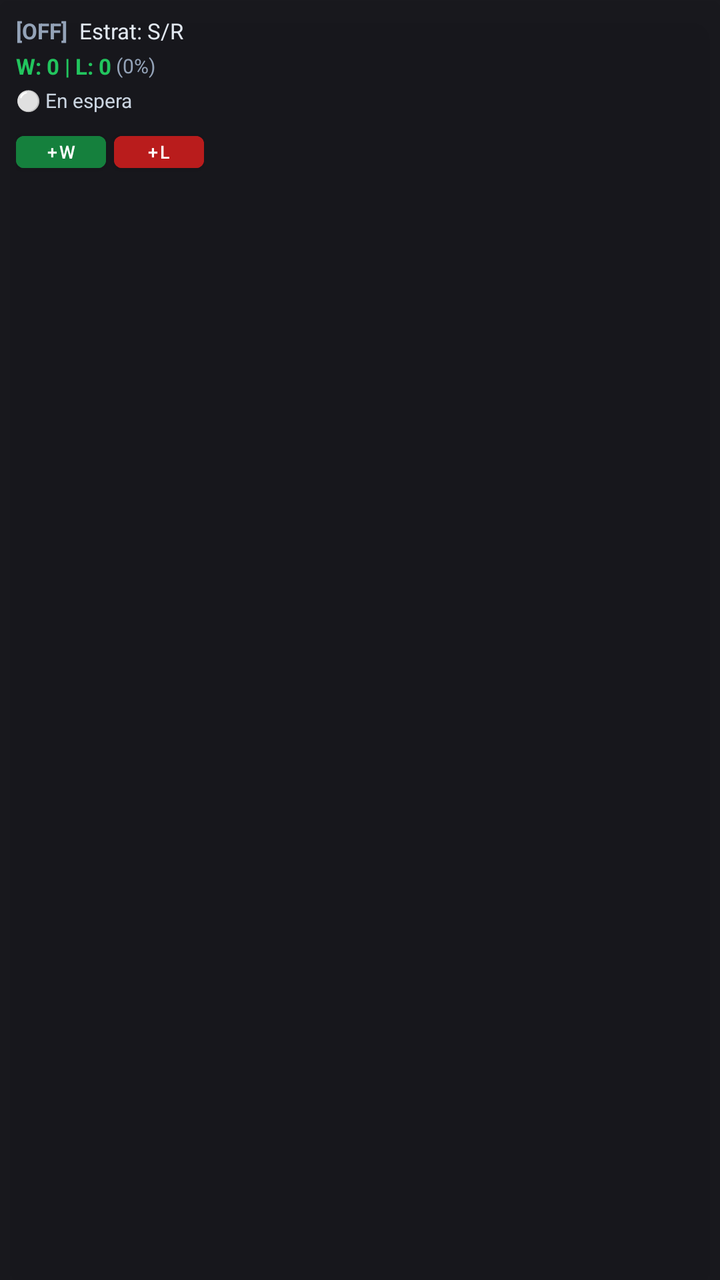
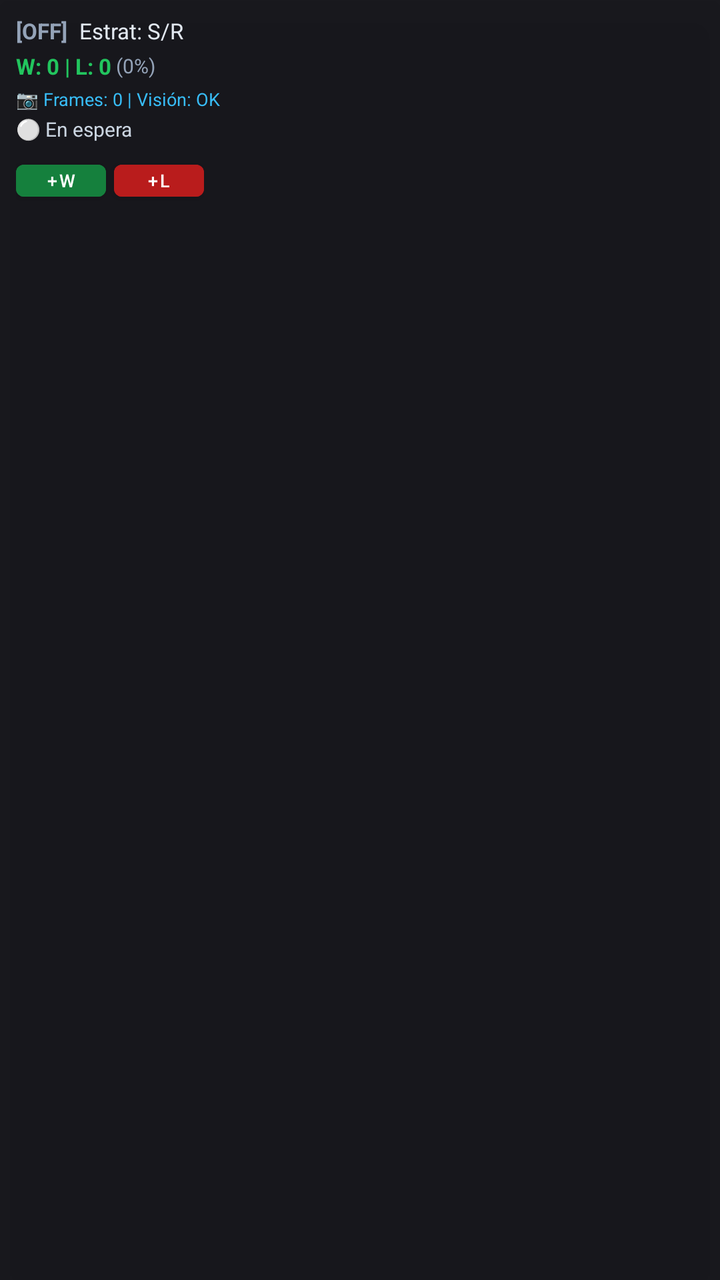

The first picture is an Android layout as it rendered before a commit; the second is the same layout after the commit. The layout source and the unified diff follow.
<!-- AndroidManifest.xml: application theme Theme.TradeDraw -->
<!-- res/layout/layout_trading_hud.xml -->
<?xml version="1.0" encoding="utf-8"?>
<LinearLayout xmlns:android="http://schemas.android.com/apk/res/android"
    android:id="@+id/hud_root"
    android:layout_width="wrap_content"
    android:layout_height="wrap_content"
    android:orientation="vertical"
    android:background="#EE0a0a0f"
    android:padding="8dp"
    android:elevation="16dp">

    
    <LinearLayout
        android:layout_width="wrap_content"
        android:layout_height="wrap_content"
        android:orientation="horizontal"
        android:gravity="center_vertical">

        <TextView
            android:id="@+id/hud_mode"
            android:layout_width="wrap_content"
            android:layout_height="wrap_content"
            android:text="[OFF]"
            android:textColor="#94a3b8"
            android:textSize="11sp"
            android:textStyle="bold"
            android:paddingEnd="6dp" />

        <TextView
            android:id="@+id/hud_strategy"
            android:layout_width="wrap_content"
            android:layout_height="wrap_content"
            android:text="Estrat: S/R"
            android:textColor="#e2e8f0"
            android:textSize="11sp" />
    </LinearLayout>

    
    <LinearLayout
        android:layout_width="wrap_content"
        android:layout_height="wrap_content"
        android:orientation="horizontal"
        android:gravity="center_vertical"
        android:layout_marginTop="3dp">

        <TextView
            android:id="@+id/hud_stats"
            android:layout_width="wrap_content"
            android:layout_height="wrap_content"
            android:text="W: 0 | L: 0"
            android:textColor="#22c55e"
            android:textSize="11sp"
            android:textStyle="bold" />

        <TextView
            android:id="@+id/hud_winrate"
            android:layout_width="wrap_content"
            android:layout_height="wrap_content"
            android:text=" (0%)"
            android:textColor="#94a3b8"
            android:textSize="10sp" />
    </LinearLayout>

    
    <TextView
        android:id="@+id/hud_status"
        android:layout_width="wrap_content"
        android:layout_height="wrap_content"
        android:text="⚪ En espera"
        android:textColor="#cbd5e1"
        android:textSize="10sp"
        android:layout_marginTop="3dp" />

    
    <LinearLayout
        android:layout_width="wrap_content"
        android:layout_height="wrap_content"
        android:orientation="horizontal"
        android:layout_marginTop="5dp">

        <Button
            android:id="@+id/hud_btn_win"
            android:layout_width="45dp"
            android:layout_height="28dp"
            android:text="+W"
            android:textSize="9sp"
            android:textColor="#ffffff"
            android:backgroundTint="#15803d"
            android:padding="0dp" />

        <Button
            android:id="@+id/hud_btn_loss"
            android:layout_width="45dp"
            android:layout_height="28dp"
            android:text="+L"
            android:textSize="9sp"
            android:textColor="#ffffff"
            android:backgroundTint="#b91c1c"
            android:layout_marginStart="4dp"
            android:padding="0dp" />
    </LinearLayout>

</LinearLayout>
<!-- resources referenced by this layout -->
<resources>
  <style name="Theme.TradeDraw" parent="Theme.MaterialComponents.DayNight.NoActionBar" />
</resources>

<!-- the commit's change to res/layout/layout_trading_hud.xml (unified diff, before → after) -->
@@ -62,13 +62,23 @@
 
     
     <TextView
-        android:id="@+id/hud_status"
+        android:id="@+id/hud_diag"
+        android:layout_width="wrap_content"
+        android:layout_height="wrap_content"
+        android:text="📷 Frames: 0 | Visión: OK"
+        android:textColor="#38bdf8"
+        android:textSize="9sp"
+        android:layout_marginTop="3dp" />
+
+    
+    <TextView
+        android:id="@+id/hud_hint"
         android:layout_width="wrap_content"
         android:layout_height="wrap_content"
         android:text="⚪ En espera"
         android:textColor="#cbd5e1"
         android:textSize="10sp"
-        android:layout_marginTop="3dp" />
+        android:layout_marginTop="2dp" />
 
     
     <LinearLayout
